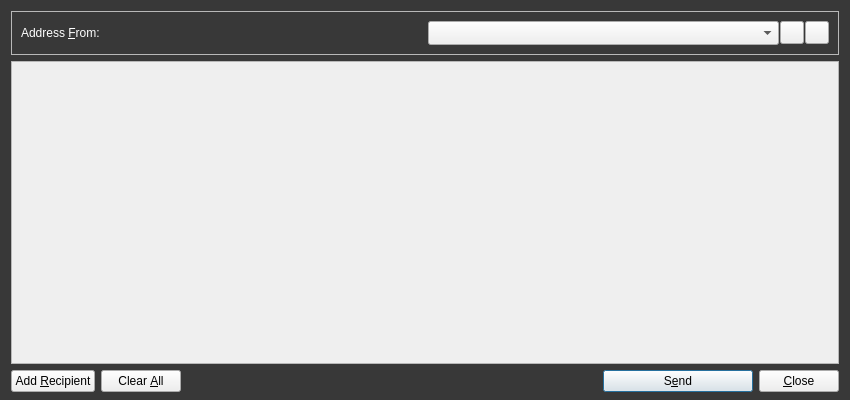
Above: src/qt/forms/sendmessagesdialog.ui from vergecurrency/verge before the change. Below: the same form after it.
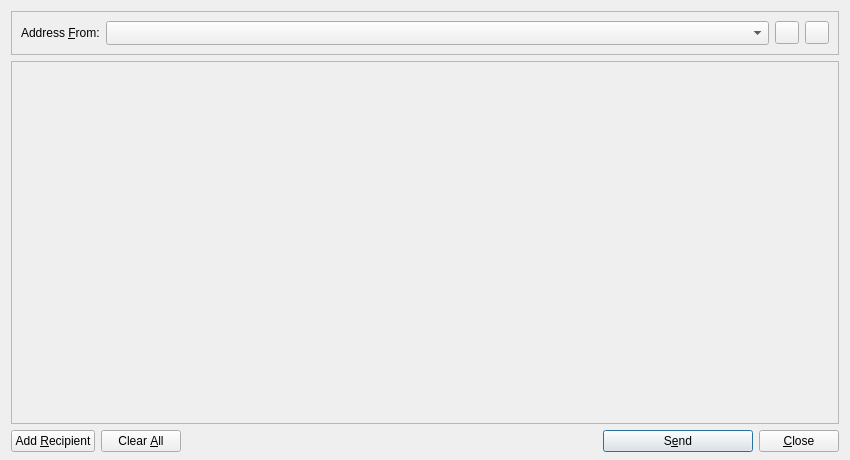
That is the form after the change. Icons and pictures are not drawn.

```diff
--- a/src/qt/forms/sendmessagesdialog.ui
+++ b/src/qt/forms/sendmessagesdialog.ui
@@ -7,14 +7,70 @@
     <x>0</x>
     <y>0</y>
     <width>850</width>
-    <height>400</height>
+    <height>460</height>
    </rect>
   </property>
   <property name="windowTitle">
    <string>Send Messages</string>
   </property>
   <property name="styleSheet">
-   <string notr="true">#SendMessagesDialog { background-color: #383838; }</string>
+   <string notr="true">#SendMessagesDialog {
+background-color: #14051f;
+color: #f3e9ff;
+}
+QFrame#frameAddressFrom {
+background-color: #1c082b;
+border: 1px solid #7d2cff;
+border-radius: 6px;
+}
+QLabel {
+color: #f3e9ff;
+background: transparent;
+}
+QScrollArea {
+background-color: #14051f;
+border: 1px solid #54207f;
+border-radius: 6px;
+}
+QScrollArea > QWidget > QWidget {
+background-color: #14051f;
+}
+QComboBox, QPushButton, QToolButton {
+background-color: #2a0b44;
+color: #f3e9ff;
+border: 1px solid #8c39ff;
+border-radius: 5px;
+padding: 5px 8px;
+}
+QComboBox::drop-down {
+border: 0px;
+}
+QComboBox QAbstractItemView {
+background-color: #1a0829;
+color: #f3e9ff;
+selection-background-color: #7d2cff;
+selection-color: #ffffff;
+border: 1px solid #8c39ff;
+}
+QPushButton:hover, QToolButton:hover, QComboBox:hover {
+background-color: #3a1260;
+border-color: #b06cff;
+}
+QPushButton:pressed, QToolButton:pressed {
+background-color: #4b1780;
+}
+QPushButton#sendButton {
+background-color: #7d2cff;
+border-color: #c08dff;
+font-weight: 600;
+}
+QPushButton#sendButton:hover {
+background-color: #9247ff;
+}
+QPushButton#closeButton, QPushButton#clearButton {
+background-color: #220934;
+}
+</string>
   </property>
   <layout class="QVBoxLayout" name="verticalLayout" stretch="0,1,0">
    <property name="bottomMargin">
@@ -42,10 +98,7 @@
      </property>
      <layout class="QHBoxLayout" name="horizontalLayout_3">
       <item>
-       <widget class="QLabel" name="addressFromLabel">
-        <property name="styleSheet">
-         <string notr="true">color: #ffffff;</string>
-        </property>
+         <widget class="QLabel" name="addressFromLabel">
         <property name="text">
          <string>Address &amp;From:</string>
         </property>
@@ -55,18 +108,27 @@
        </widget>
       </item>
       <item>
-       <layout class="QHBoxLayout" name="horizontalLayout_4">
+       <layout class="QHBoxLayout" name="horizontalLayout_4" stretch="1,0,0">
         <property name="spacing">
-         <number>1</number>
+         <number>6</number>
         </property>
         <item>
          <widget class="QComboBox" name="addressFrom">
+          <property name="minimumSize">
+           <size>
+            <width>420</width>
+            <height>0</height>
+           </size>
+          </property>
           <property name="editable">
            <bool>false</bool>
           </property>
           <property name="sizeAdjustPolicy">
            <enum>QComboBox::AdjustToMinimumContentsLengthWithIcon</enum>
           </property>
+          <property name="minimumContentsLength">
+           <number>48</number>
+          </property>
          </widget>
         </item>
         <item>
```
